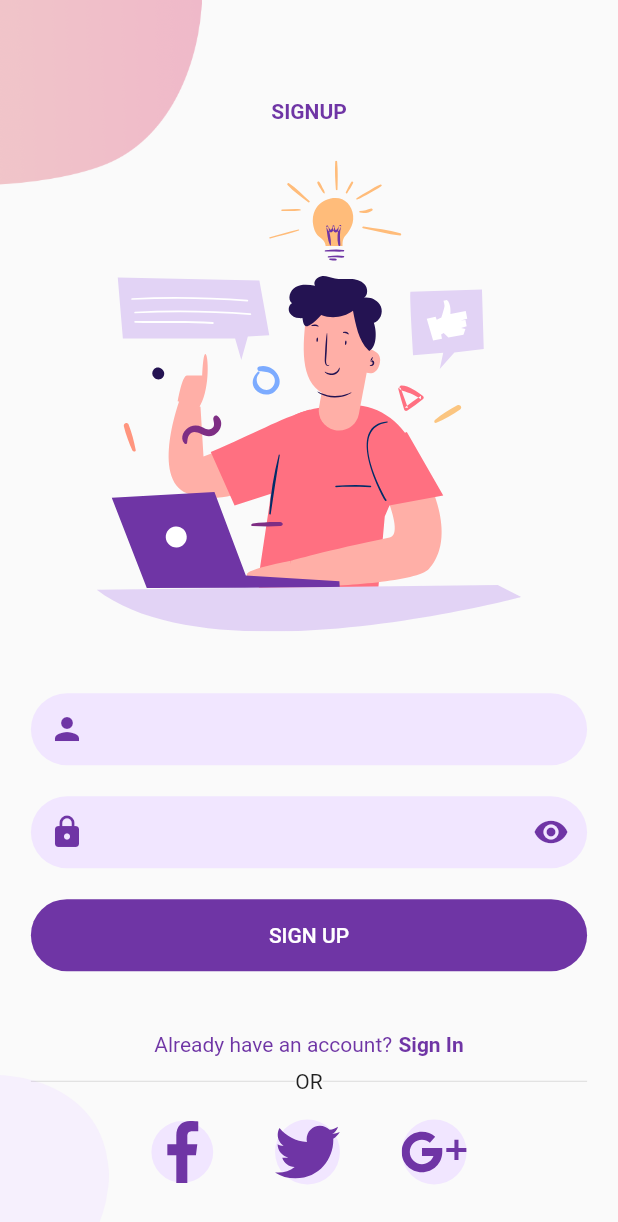
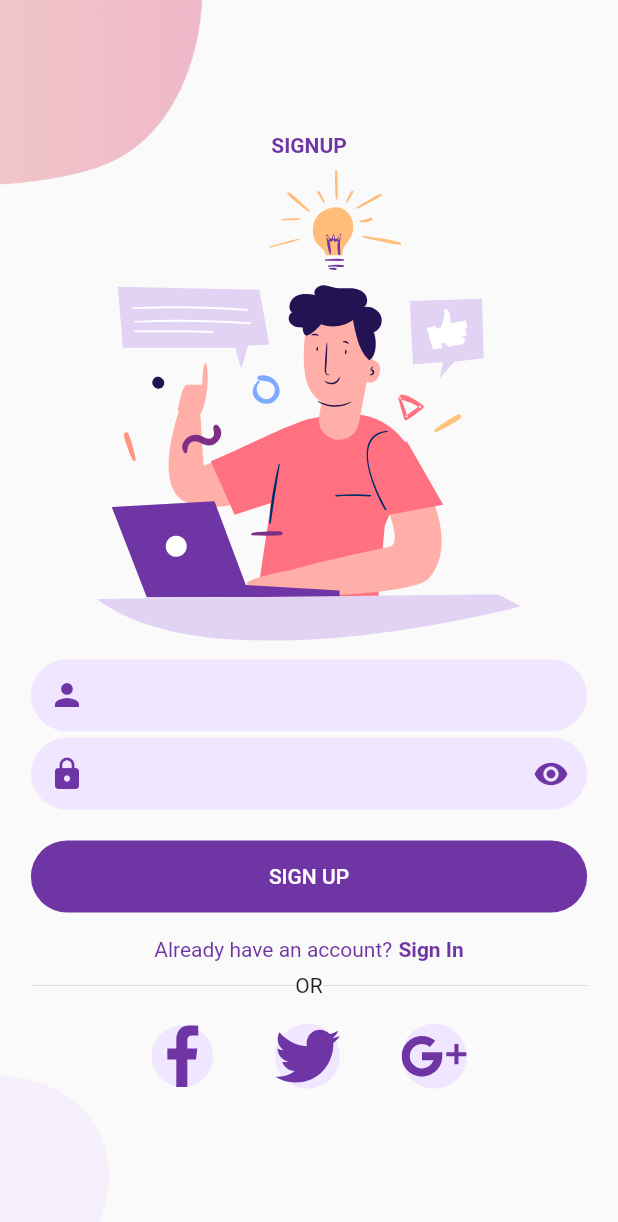
Before and after one commit to farukpacaci/log_app, a Flutter app: the SignUp screen opened directly, on a phone screen of 412 x 824 dp. Shown: the top 1222 px of the screen. Run offline on Flutter 3.47's test engine with Material 2 defaults, Android fonts, the phone set to English and light mode, and no system bars; our stand-ins replace flutter_svg.

Commit message:
Update body.dart

```diff
--- a/lib/screens/signup/components/body.dart
+++ b/lib/screens/signup/components/body.dart
@@ -17,7 +17,8 @@ class SignUpBody extends StatelessWidget {
   Widget build(BuildContext context) {
     return SingleChildScrollView(
       child: Padding(
-        padding: EdgeInsets.all(screenWidth * 0.05),
+        padding:
+            EdgeInsets.fromLTRB(screenWidth * 0.05, 0, screenWidth * 0.05, 0),
         child: Container(
           width: screenWidth,
           height: screenHeight,
@@ -30,16 +31,16 @@ class SignUpBody extends StatelessWidget {
                     fontWeight: FontWeight.bold, color: kPrimaryColor),
               ),
               SizedBox(
-                height: screenHeight * 0.03,
+                height: screenHeight * 0.01,
               ),
               SvgPicture.asset("assets/icons/signup.svg"),
               Container(
-                margin: EdgeInsets.only(top: screenWidth * 0.1),
+                margin: EdgeInsets.only(top: screenWidth * 0.03),
                 decoration: BoxDecoration(
                   borderRadius: BorderRadius.circular(50),
                   color: kPrimaryLightColor,
                 ),
-                child: TextField(
+                child: const TextField(
                   keyboardType: TextInputType.emailAddress,
                   decoration: InputDecoration(
                     prefixIcon: Icon(
@@ -51,12 +52,13 @@ class SignUpBody extends StatelessWidget {
                 ),
               ),
               Container(
-                margin: EdgeInsets.only(top: screenWidth * 0.05),
+                margin: EdgeInsets.only(top: screenWidth * 0.01),
                 decoration: BoxDecoration(
                   color: kPrimaryLightColor,
                   borderRadius: BorderRadius.circular(25),
                 ),
-                child: TextField(
+                child: const TextField(
+                  key: Key("Hello"),
                   obscureText: true,
                   decoration: InputDecoration(
                     prefixIcon: Icon(
@@ -75,7 +77,7 @@ class SignUpBody extends StatelessWidget {
                   borderRadius: BorderRadius.circular(25),
                   color: kPrimaryColor,
                 ),
-                child: TextButton(
+                child: const TextButton(
                   onPressed: null,
                   child: Text(
                     "SIGN UP",
@@ -84,7 +86,7 @@ class SignUpBody extends StatelessWidget {
                 ),
               ),
               SizedBox(
-                height: screenHeight * 0.05,
+                height: screenHeight * 0.02,
               ),
               Row(
                 mainAxisAlignment: MainAxisAlignment.center,
```
